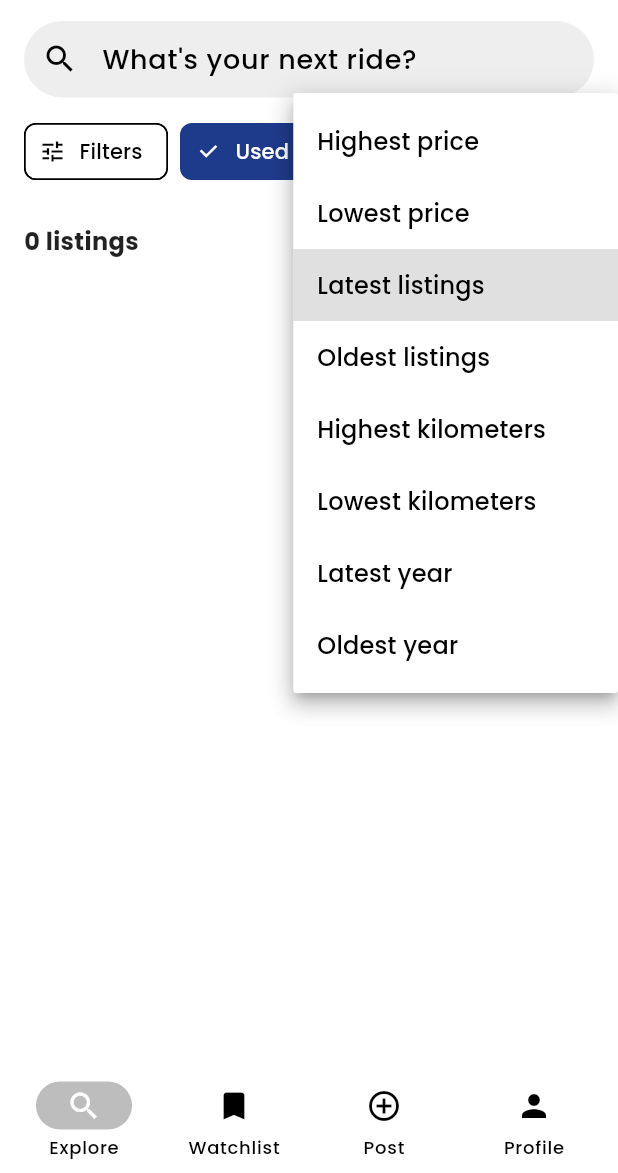
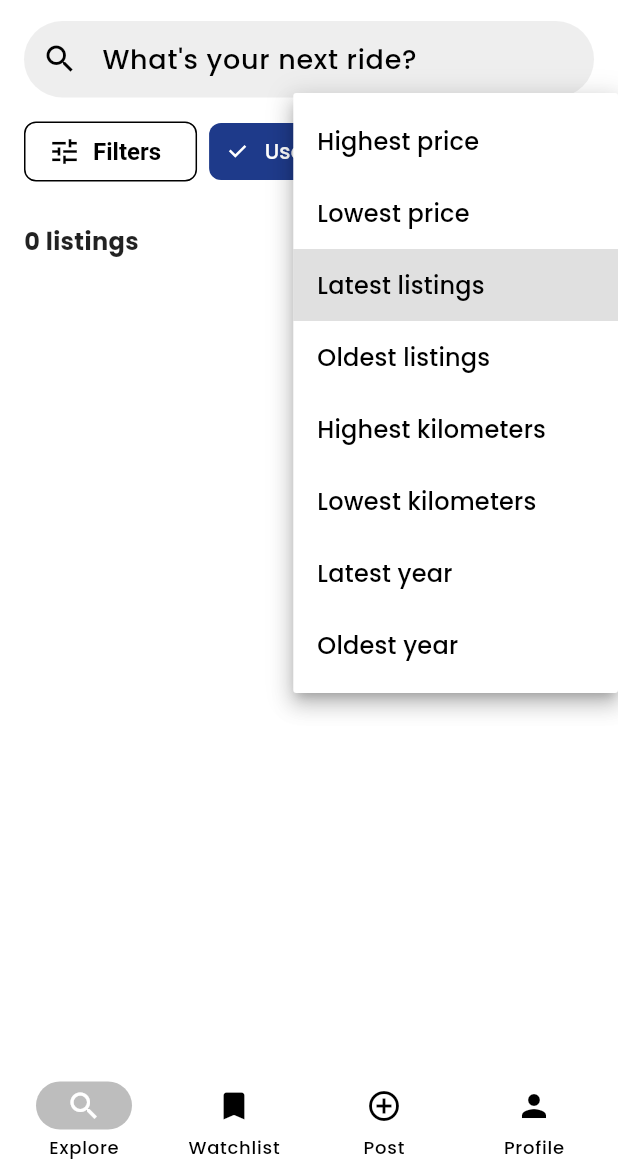
Before and after one commit to joengelena/aurae-beauty-app, a Flutter app: the screen it shows after launch, after a tap on "Latest listings", on a phone screen of 412 x 824 dp, the part 63-1236 px from its top. Run offline on Flutter 3.47's test engine with Material 3 defaults, Android fonts, the phone set to English and light mode, and no system bars; our stand-ins replace flutter_secure_storage, go_router, image_picker, smooth_page_indicator; network calls fail.

Commit message:
Update the look of the filter bar and take it out into a seperate file

```diff
--- /dev/null
+++ b/lib/presentation/widgets/listing/filter_bar.dart
@@ -0,0 +1,46 @@
+import 'package:flutter/material.dart';
+
+class FilterBar extends StatelessWidget {
+  const FilterBar({super.key});
+
+  Widget _buildChip(String label) {
+    return FilterChip(label: Text(label), selected: true, onSelected: (_) {});
+  }
+
+  @override
+  Widget build(BuildContext context) {
+    return SingleChildScrollView(
+      scrollDirection: Axis.horizontal,
+      padding: EdgeInsets.symmetric(horizontal: 16),
+      child: Row(
+        spacing: 8,
+        children: [
+          ElevatedButton.icon(
+            style: ElevatedButton.styleFrom(
+              elevation: 0,
+              backgroundColor: Colors.transparent,
+              shape: RoundedRectangleBorder(
+                borderRadius: BorderRadius.circular(8),
+                side: BorderSide(color: Theme.of(context).primaryColor),
+              ),
+            ),
+            icon: Icon(
+              Icons.tune,
+              size: 22,
+              color: Theme.of(context).primaryColor,
+            ),
+            label: Text(
+              'Filters',
+              style: TextStyle(color: Theme.of(context).primaryColor),
+            ),
+            onPressed: () {},
+          ),
+          _buildChip("Used"),
+          _buildChip("2WD"),
+          _buildChip("Auckland"),
+          _buildChip("Toyota"),
+        ],
+      ),
+    );
+  }
+}
--- a/lib/presentation/widgets/listing/search_and_filter_bar.dart
+++ b/lib/presentation/widgets/listing/search_and_filter_bar.dart
@@ -1,5 +1,6 @@
 import 'package:flutter/material.dart';
 import 'package:motorix_app/logic/listings_provider.dart';
+import 'package:motorix_app/presentation/widgets/listing/filter_bar.dart';
 import 'package:provider/provider.dart';
 
 class SearchAndFiltersBar extends StatefulWidget {
@@ -41,25 +42,7 @@ class _SearchAndFiltersBarState extends State<SearchAndFiltersBar> {
           ),
         ),
 
-        // Filter Chips
-        SingleChildScrollView(
-          scrollDirection: Axis.horizontal,
-          padding: EdgeInsets.symmetric(horizontal: 16),
-          child: Row(
-            spacing: 8,
-            children: [
-              FilterChip(
-                label: Text("Filters"),
-                avatar: Icon(Icons.tune, size: 18),
-                onSelected: (_) {},
-              ),
-              _buildChip("Used"),
-              _buildChip("2WD"),
-              _buildChip("Auckland"),
-              _buildChip("Toyota"),
-            ],
-          ),
-        ),
+        FilterBar(),
 
         // Listings Count & Sort Dropdown
         Padding(
@@ -96,8 +79,4 @@ class _SearchAndFiltersBarState extends State<SearchAndFiltersBar> {
       ],
     );
   }
-
-  Widget _buildChip(String label) {
-    return FilterChip(label: Text(label), selected: true, onSelected: (_) {});
-  }
 }
```
